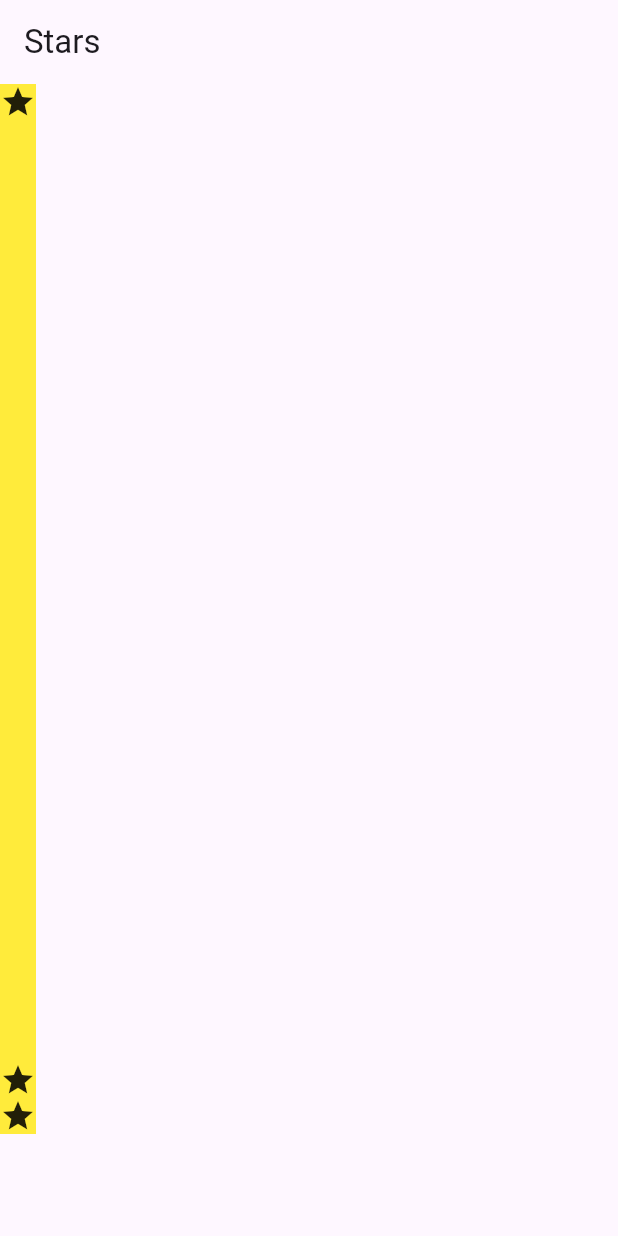
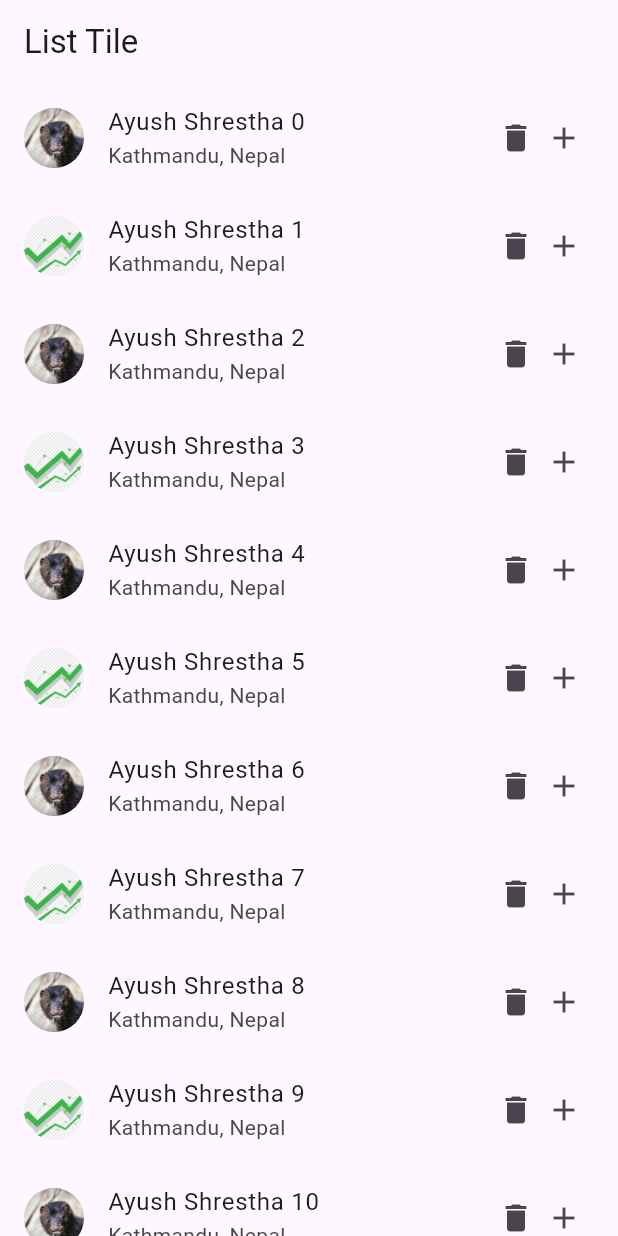
Before and after one commit to AayushShrestha007/MobileApplicationDev, a Flutter app: the screen it shows after launch, on a phone screen of 412 x 824 dp. Run offline on Flutter 3.47's test engine with Material 3 defaults, Android fonts, the phone set to English and light mode, and no system bars.

Commit message:
list tile with leading iamge

```diff
--- a/first_app/lib/app/app.dart
+++ b/first_app/lib/app/app.dart
@@ -1,4 +1,4 @@
-import 'package:first_app/screen/star_screen.dart';
+import 'package:first_app/screen/list_tile_screen.dart';
 import 'package:flutter/material.dart';
 
 class App extends StatelessWidget {
@@ -6,6 +6,6 @@ class App extends StatelessWidget {
 
   @override
   Widget build(BuildContext context) {
-    return const MaterialApp(home: StarScreen());
+    return const MaterialApp(home: ListTileScreen());
   }
 }
--- /dev/null
+++ b/first_app/lib/common_widget/list_tile_widget.dart
@@ -0,0 +1,38 @@
+import 'package:first_app/screen/output_screen.dart';
+import 'package:flutter/material.dart';
+
+class ListTileWidget extends StatelessWidget {
+  ListTileWidget({required this.index, required this.assetURL, super.key});
+
+  int index;
+  String assetURL;
+  @override
+  Widget build(BuildContext context) {
+    return ListTile(
+      leading: CircleAvatar(
+        backgroundImage: AssetImage(
+          assetURL,
+        ),
+      ),
+      // leading: Image.asset(assetURL),
+      title: Text("Ayush Shrestha $index"),
+      subtitle: const Text("Kathmandu, Nepal"),
+      // trailing: const Icon(Icons.delete),
+      trailing: const Wrap(
+        spacing: 8,
+        children: [
+          Icon(Icons.delete),
+          Icon(Icons.add),
+        ],
+      ),
+
+      onTap: () {
+        Navigator.push(context, MaterialPageRoute(builder: (context) {
+          return OutPutScreen(
+            currentIndex: index,
+          );
+        }));
+      },
+    );
+  }
+}
--- /dev/null
+++ b/first_app/lib/screen/list_tile_screen.dart
@@ -0,0 +1,39 @@
+import 'package:first_app/common_widget/list_tile_widget.dart';
+import 'package:flutter/material.dart';
+
+class ListTileScreen extends StatefulWidget {
+  const ListTileScreen({super.key});
+
+  @override
+  State<ListTileScreen> createState() => _ListTileScreenState();
+}
+
+class _ListTileScreenState extends State<ListTileScreen> {
+  @override
+  Widget build(BuildContext context) {
+    return Scaffold(
+      appBar: AppBar(
+        title: const Text("List Tile"),
+      ),
+      body: SingleChildScrollView(
+        child: Column(
+          children: [
+            for (int i = 0; i <= 100; i++) ...{
+              if (i % 2 == 0) ...{
+                ListTileWidget(
+                  index: i,
+                  assetURL: 'assets/images/image_1.jpeg',
+                )
+              } else ...{
+                ListTileWidget(
+                  index: i,
+                  assetURL: 'assets/images/image_2.png',
+                )
+              }
+            }
+          ],
+        ),
+      ),
+    );
+  }
+}
--- a/first_app/lib/screen/star_screen.dart
+++ b/first_app/lib/screen/star_screen.dart
@@ -10,19 +10,25 @@ class StarScreen extends StatelessWidget {
         title: const Text("Stars"),
       ),
       body: Container(
-        height: 700,
+        height: 800,
         color: Colors.yellow,
         child: const Column(
           mainAxisAlignment: MainAxisAlignment.spaceBetween,
           children: [
             Icon(Icons.star),
-            Column(
-              children: [
-                Icon(Icons.star),
-                Icon(Icons.star),
-              ],
-            )
+            Spacer(),
+            Icon(Icons.star),
+            Icon(Icons.star),
           ],
+          // children: [
+          //   Icon(Icons.star),
+          //   Column(
+          //     children: [
+          //       Icon(Icons.star),
+          //       Icon(Icons.star),
+          //     ],
+          //   )
+          // ],
         ),
       ),
     );
--- a/first_app/pubspec.yaml
+++ b/first_app/pubspec.yaml
@@ -59,9 +59,9 @@ flutter:
   uses-material-design: true
 
   # To add assets to your application, add an assets section, like this:
-  # assets:
-  #   - images/a_dot_burr.jpeg
-  #   - images/a_dot_ham.jpeg
+  assets:
+    - assets/images/
+    - assets/icons/
 
   # An image asset can refer to one or more resolution-specific "variants", see
   # https://flutter.dev/assets-and-images/#resolution-aware
```
Also changed, not shown: first_app/lib/model/arithmetic_model.dart (+26 -0 lines), first_app/lib/screen/hello_world_screen.dart (+51 -1 lines), first_app/lib/screen/output_screen.dart (added, +17 -0 lines), first_app/assets/images/image_1.jpeg (added), first_app/assets/images/image_2.png (added), 1 other file.
